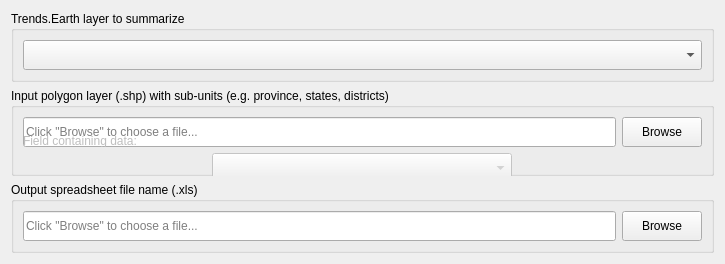
The window that LDMP/gui/WidgetCalcMultSDGSummary.ui (ConservationInternational/trends.earth) describes before a commit, drawn with Qt 5.
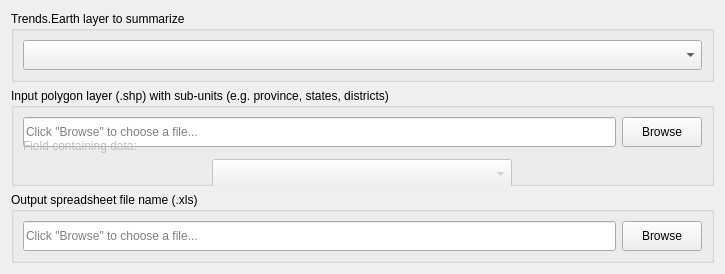
The same window after the commit. Custom widgets are drawn as their Qt base class.

The edit to the form file:
```diff
--- a/LDMP/gui/WidgetCalcMultSDGSummary.ui
+++ b/LDMP/gui/WidgetCalcMultSDGSummary.ui
@@ -7,7 +7,7 @@
     <x>0</x>
     <y>0</y>
     <width>725</width>
-    <height>264</height>
+    <height>274</height>
    </rect>
   </property>
   <property name="sizePolicy">
```
Left out of the diff: 2 changed lines with no effect on the pictures.
